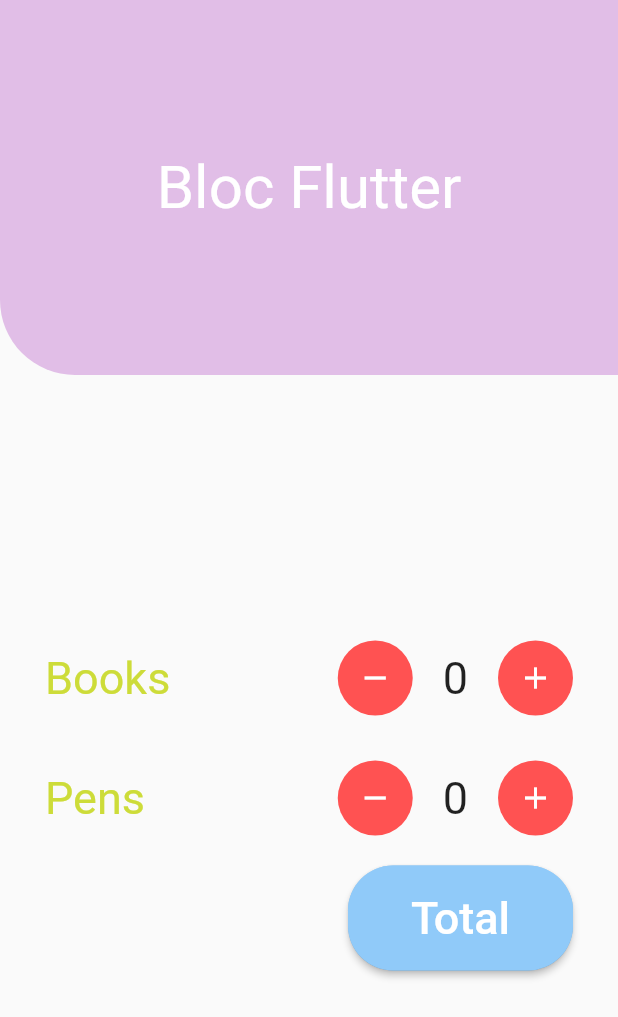
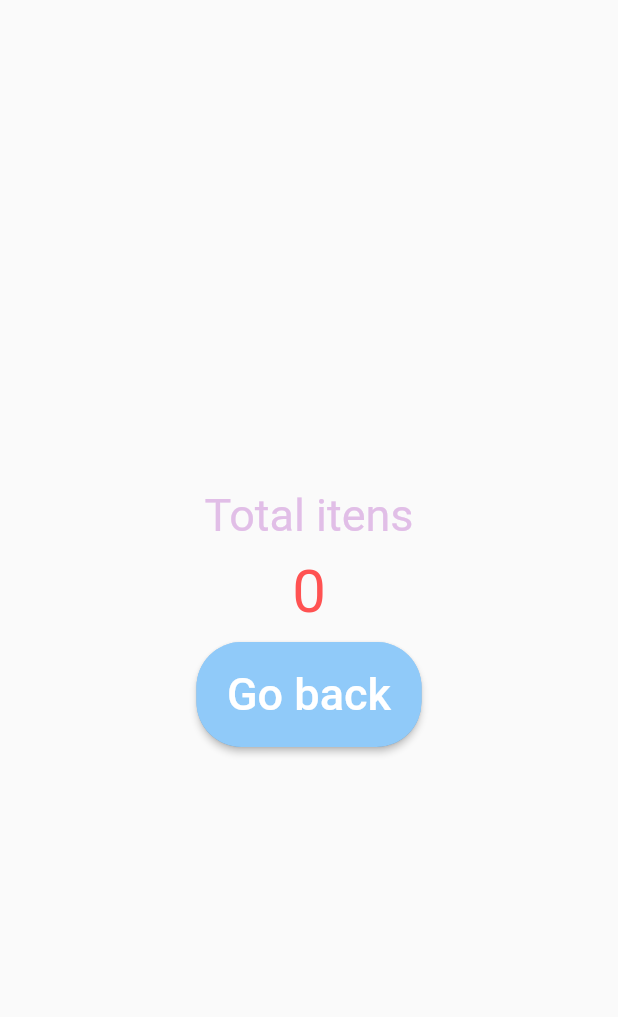
Before and after one commit to lucasoliveirasouza/bloc-estudo, a Flutter app: the screen it shows after launch, after a tap on "Total", on a phone screen of 412 x 824 dp. Shown: the top 1017 px of the screen. Run offline on Flutter 3.47's test engine with Material 2 defaults, Android fonts, the phone set to English and light mode, and no system bars; our stand-ins replace flutter_bloc, get.

Commit message:
Arrumando interface

```diff
--- a/lib/views/components/rounded_button.dart
+++ b/lib/views/components/rounded_button_back.dart
@@ -1,13 +1,9 @@
 import 'package:flutter/material.dart';
+import 'package:get/get.dart';
 
-class RoundedButton extends StatelessWidget {
-  String title;
-  VoidCallback onPressed;
-
-  RoundedButton({
+class RoundedButtonBack extends StatelessWidget {
+  RoundedButtonBack({
     Key? key,
-    required this.title,
-    required this.onPressed,
   }) : super(key: key);
 
   Widget build(BuildContext context) {
@@ -25,9 +21,9 @@ class RoundedButton extends StatelessWidget {
           ),
           primary: Colors.blue.shade200,
         ),
-        onPressed: () => onPressed,
+        onPressed: () => Get.back(),
         child: Text(
-          title,
+          "Go back",
           style: TextStyle(
             fontSize: 30,
             color: Colors.white,
--- /dev/null
+++ b/lib/views/components/rounded_button_total.dart
@@ -0,0 +1,36 @@
+import 'package:blocestudo/views/total.dart';
+import 'package:flutter/material.dart';
+import 'package:get/get.dart';
+
+class RoundedButtonTotal extends StatelessWidget {
+  RoundedButtonTotal({
+    Key? key,
+  }) : super(key: key);
+
+  Widget build(BuildContext context) {
+    return Container(
+      width: 150,
+      height: 70,
+      decoration: BoxDecoration(
+        borderRadius: BorderRadius.circular(30),
+        color: Colors.blue.shade200,
+      ),
+      child: ElevatedButton(
+        style: ElevatedButton.styleFrom(
+          shape: RoundedRectangleBorder(
+            borderRadius: BorderRadius.circular(30),
+          ),
+          primary: Colors.blue.shade200,
+        ),
+        onPressed: () => Get.to(() => TotalView()),
+        child: Text(
+          "Total",
+          style: TextStyle(
+            fontSize: 30,
+            color: Colors.white,
+          ),
+        ),
+      ),
+    );
+  }
+}
--- a/lib/views/counter.dart
+++ b/lib/views/counter.dart
@@ -1,7 +1,7 @@
 import 'package:blocestudo/bloc/counter_book.dart';
 import 'package:blocestudo/bloc/counter_event.dart';
 import 'package:blocestudo/bloc/counter_pen.dart';
-import 'package:blocestudo/views/components/rounded_button.dart';
+import 'package:blocestudo/views/components/rounded_button_total.dart';
 import 'package:flutter/material.dart';
 import 'package:flutter_bloc/flutter_bloc.dart';
 
@@ -168,7 +168,7 @@ class CounterView extends StatelessWidget {
                       Expanded(
                         child: Container(),
                       ),
-                      RoundedButton(title: "Total", onPressed: () {})
+                      RoundedButtonTotal(),
                     ],
                   )
                 ],
--- /dev/null
+++ b/lib/views/total.dart
@@ -0,0 +1,47 @@
+import 'package:blocestudo/bloc/counter_book.dart';
+import 'package:blocestudo/bloc/counter_pen.dart';
+import 'package:blocestudo/views/components/rounded_button_back.dart';
+import 'package:flutter/material.dart';
+import 'package:flutter_bloc/flutter_bloc.dart';
+
+class TotalView extends StatelessWidget {
+  const TotalView({Key? key}) : super(key: key);
+
+  @override
+  Widget build(BuildContext context) {
+    return Scaffold(
+      body: Container(
+        child: Center(
+          child: Column(
+            mainAxisAlignment: MainAxisAlignment.center,
+            children: [
+              Text(
+                "Total itens",
+                style: TextStyle(
+                  fontSize: 30,
+                  color: Colors.purple.shade100,
+                ),
+              ),
+              SizedBox(
+                height: 10,
+              ),
+              Text(
+                (context.read<CounterBook>().state +
+                        context.read<CounterPen>().state)
+                    .toString(),
+                style: TextStyle(
+                  fontSize: 40,
+                  color: Colors.redAccent,
+                ),
+              ),
+              SizedBox(
+                height: 10,
+              ),
+              RoundedButtonBack(),
+            ],
+          ),
+        ),
+      ),
+    );
+  }
+}
```
